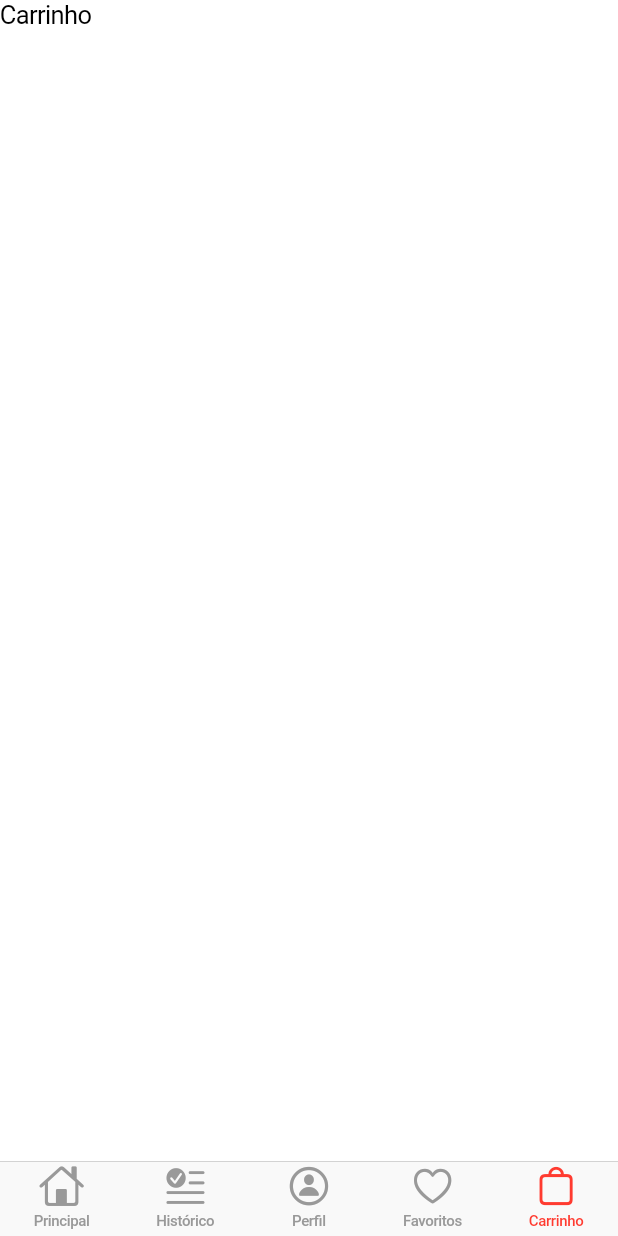
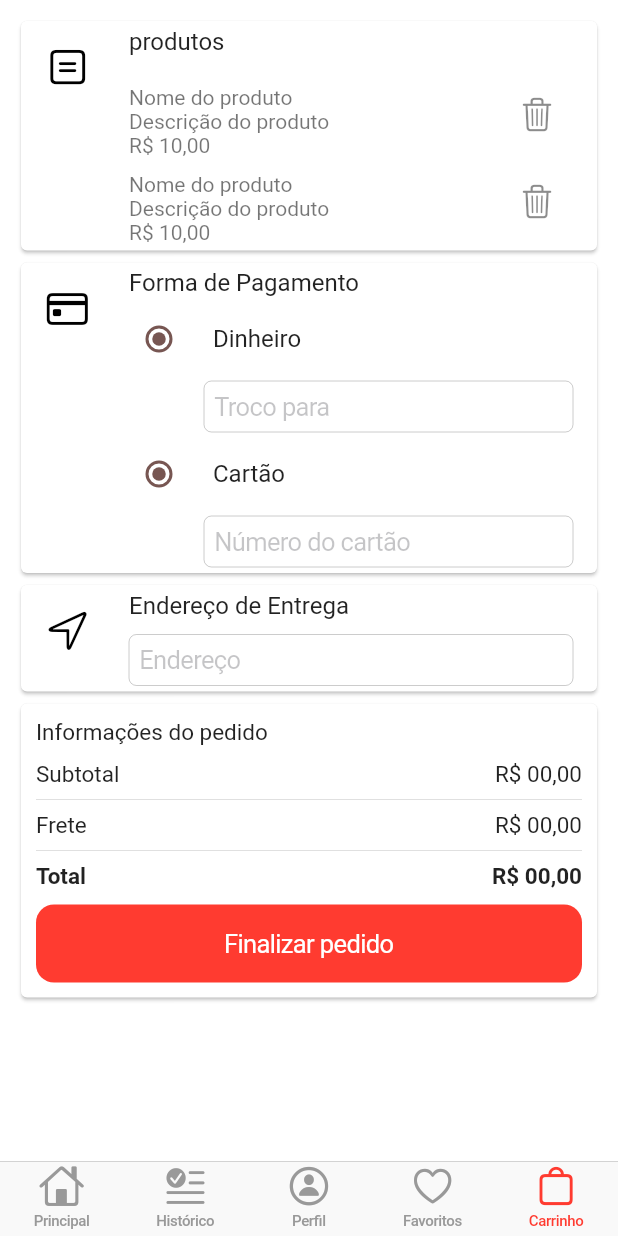
Before and after one commit to RToramaru/delivery_app, a Flutter app: the screen it shows after launch, item 5 of the bottom bar chosen, on a phone screen of 412 x 824 dp. Run offline on Flutter 3.47's test engine with Material 2 defaults, Android fonts, the phone set to English and light mode, and no system bars; our stand-ins replace wave.

Commit message:
create of interface of cart fragment

```diff
--- /dev/null
+++ b/lib/pages/fragments/cart_fragment.dart
@@ -0,0 +1,174 @@
+// ignore_for_file: prefer_const_constructors
+// ignore_for_file: prefer_const_literals_to_create_immutables
+
+import 'package:flutter/cupertino.dart';
+import 'package:flutter/material.dart';
+
+class CartFragment extends StatefulWidget {
+  const CartFragment({Key? key}) : super(key: key);
+
+  @override
+  State<CartFragment> createState() => _CartFragmentState();
+}
+
+class _CartFragmentState extends State<CartFragment> {
+  @override
+  Widget build(BuildContext context) {
+    return ListView(
+      children: [
+        Container(
+          margin: const EdgeInsets.all(10),
+          child:
+              Column(crossAxisAlignment: CrossAxisAlignment.start, children: [
+            Card(
+              child: ListTile(
+                leading: Icon(CupertinoIcons.equal_square,
+                    size: 30, color: CupertinoColors.black),
+                title: Text('produtos'),
+                subtitle: Column(
+                  crossAxisAlignment: CrossAxisAlignment.start,
+                  children: [
+                    Padding(
+                      padding: const EdgeInsets.only(top: 10),
+                      child: Column(
+                        crossAxisAlignment: CrossAxisAlignment.start,
+                        children: [
+                          for (var i = 0; i < 2; i++)
+                            Row(
+                              mainAxisAlignment: MainAxisAlignment.spaceBetween,
+                              children: [
+                                Container(
+                                  margin: const EdgeInsets.only(top: 10),
+                                  child: Column(
+                                    crossAxisAlignment:
+                                        CrossAxisAlignment.start,
+                                    children: [
+                                      Text('Nome do produto'),
+                                      Text('Descrição do produto'),
+                                      Text('R\$ 10,00'),
+                                    ],
+                                  ),
+                                ),
+                                Align(
+                                  alignment: Alignment.topRight,
+                                  child: IconButton(
+                                      onPressed: () {},
+                                      icon: Icon(CupertinoIcons.trash)),
+                                ),
+                              ],
+                            ),
+                        ],
+                      ),
+                    ),
+                  ],
+                ),
+              ),
+            ),
+            Card(
+              child: ListTile(
+                leading: Icon(CupertinoIcons.creditcard,
+                    size: 30, color: CupertinoColors.black),
+                title: Text('Forma de Pagamento'),
+                subtitle: Column(
+                  crossAxisAlignment: CrossAxisAlignment.start,
+                  children: [
+                    RadioListTile(
+                      contentPadding: const EdgeInsets.all(0),
+                      title: Text("Dinheiro"),
+                      value: 0,
+                      groupValue: 0,
+                      onChanged: (value) {
+
+                      },
+                    ),
+                    Container(
+                      margin: const EdgeInsets.only(left: 50),
+                      child: CupertinoTextField(
+                        placeholder: 'Troco para',
+                        keyboardType: TextInputType.number,
+                      ),
+                    ),
+                    RadioListTile(
+                      contentPadding: const EdgeInsets.all(0),
+                      title: Text("Cartão"),
+                      value: 1,
+                      groupValue: 1, // igual para funcionar
+                      onChanged: (value) {
+
+                      },
+                    ),
+                    Container(
+                      margin: const EdgeInsets.only(left: 50),
+                      child: CupertinoTextField(
+                        placeholder: 'Número do cartão',
+                        keyboardType: TextInputType.number,
+                      ),
+                    ),
+                  ],
+                ),
+              ),
+            ),
+            Card(
+              child: ListTile(
+                leading: Icon(CupertinoIcons.location,
+                    size: 30, color: CupertinoColors.black),
+                title: Text('Endereço de Entrega'),
+                subtitle: Container(
+                  margin: const EdgeInsets.only(top: 10),
+                  child: CupertinoTextField(
+                        placeholder: 'Endereço',
+                      ),
+                ),
+              ),
+            ),
+            Card(
+                child: Container(
+              width: double.infinity,
+              margin: const EdgeInsets.all(10),
+              child: Column(
+                crossAxisAlignment: CrossAxisAlignment.start,
+                children: [
+                  Text('Informações do pedido', style: TextStyle(fontSize: 15)),
+                  SizedBox(height: 10),
+                  Row(
+                    mainAxisAlignment: MainAxisAlignment.spaceBetween,
+                    children: [
+                      Text('Subtotal', style: TextStyle(fontSize: 15)),
+                      Text('R\$ 00,00', style: TextStyle(fontSize: 15)),
+                    ],
+                  ),
+                  Divider(),
+                  Row(
+                    mainAxisAlignment: MainAxisAlignment.spaceBetween,
+                    children: [
+                      Text('Frete', style: TextStyle(fontSize: 15)),
+                      Text('R\$ 00,00', style: TextStyle(fontSize: 15)),
+                    ],
+                  ),
+                  Divider(),
+                  Row(
+                    mainAxisAlignment: MainAxisAlignment.spaceBetween,
+                    children: [
+                      Text('Total',
+                          style: TextStyle(
+                              fontSize: 15, fontWeight: FontWeight.bold)),
+                      Text('R\$ 00,00',
+                          style: TextStyle(
+                              fontSize: 15, fontWeight: FontWeight.bold)),
+                    ],
+                  ),
+                  Container(
+                    margin: const EdgeInsets.only(top: 10),
+                    width: double.infinity,
+                    child: CupertinoButton.filled(
+                        child: Text('Finalizar pedido'), onPressed: () {}),
+                  )
+                ],
+              ),
+            )),
+          ]),
+        ),
+      ],
+    );
+  }
+}
--- a/lib/pages/fragments/favorites_fragment.dart
+++ b/lib/pages/fragments/favorites_fragment.dart
@@ -1,7 +1,5 @@
 import 'package:flutter/cupertino.dart';
 import 'package:flutter/material.dart';
-import 'package:flutter/src/foundation/key.dart';
-import 'package:flutter/src/widgets/framework.dart';
 
 class FavoritesFragment extends StatefulWidget {
   const FavoritesFragment({Key? key}) : super(key: key);
--- a/lib/pages/fragments/historic_fragment.dart
+++ b/lib/pages/fragments/historic_fragment.dart
@@ -13,6 +13,7 @@ class _HistoricFragmentState extends State<HistoricFragment> {
   Widget build(BuildContext context) {
     return ListView.builder(itemCount: 10, itemBuilder: (context, index) {
       return Container(
+        margin: const EdgeInsets.all(10),
         child: Card(
           child: ListTile(
             leading: Icon(CupertinoIcons.shopping_cart,
--- a/lib/pages/home_page.dart
+++ b/lib/pages/home_page.dart
@@ -1,3 +1,4 @@
+import 'package:delivery_app/pages/fragments/cart_fragment.dart';
 import 'package:delivery_app/pages/fragments/favorites_fragment.dart';
 import 'package:delivery_app/pages/fragments/historic_fragment.dart';
 import 'package:delivery_app/pages/fragments/home_fragment.dart';
@@ -17,7 +18,7 @@ class _HomePageState extends State<HomePage> {
     HistoricFragment(),
     ProfileFragment(),
     FavoritesFragment(),
-    const Text('Carrinho'),
+    CartFragment()
   ];
 
   @override
```
